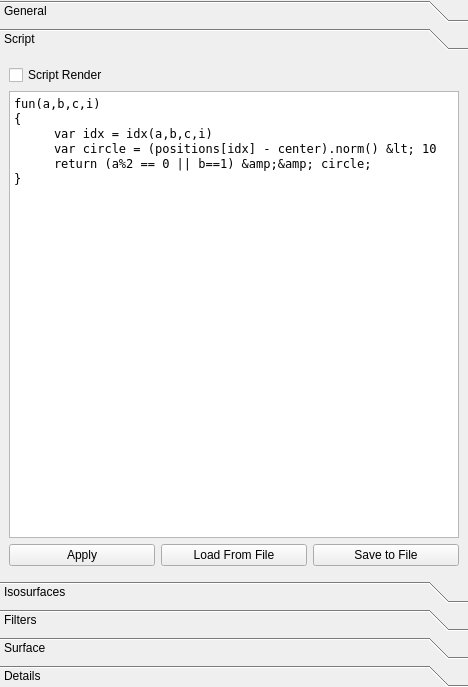
spirit-code/spirit, file ui-cpp/ui/VisualisationSettingsWidget.ui: the form before one commit.
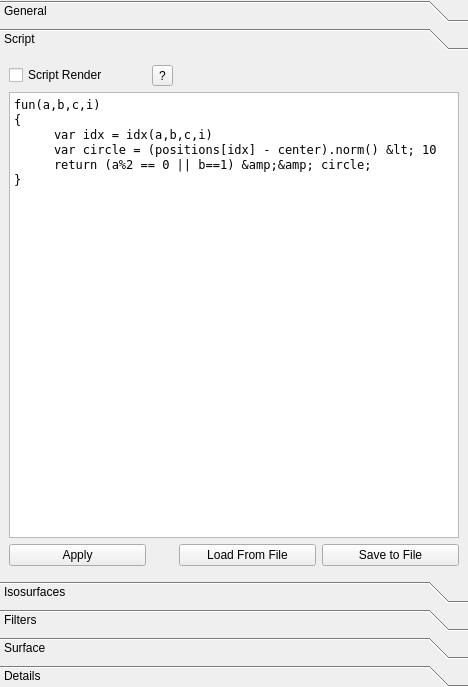
The form after the commit.

Commit message: Ui-Cpp: Added rudimentary help text for chaiscript visualisation

```diff
--- a/ui-cpp/ui/VisualisationSettingsWidget.ui
+++ b/ui-cpp/ui/VisualisationSettingsWidget.ui
@@ -544,35 +544,21 @@
            <string>Script</string>
           </attribute>
           <layout class="QGridLayout" name="gridLayout_9">
-           <item row="2" column="0">
-            <widget class="QPushButton" name="pushButton_apply_chaiscript">
-             <property name="text">
-              <string>Apply</string>
-             </property>
-            </widget>
-           </item>
-           <item row="2" column="1">
+           <item row="4" column="2">
             <widget class="QPushButton" name="pushButton_load_chaiscript_from_file">
              <property name="text">
               <string>Load From File</string>
              </property>
             </widget>
            </item>
-           <item row="0" column="0">
-            <widget class="QCheckBox" name="checkBox_script_render">
+           <item row="4" column="0">
+            <widget class="QPushButton" name="pushButton_apply_chaiscript">
              <property name="text">
-              <string>Script Render</string>
+              <string>Apply</string>
              </property>
             </widget>
            </item>
-           <item row="2" column="2">
-            <widget class="QPushButton" name="pushButton_save_chaiscript_to_file">
-             <property name="text">
-              <string>Save to File</string>
-             </property>
-            </widget>
-           </item>
-           <item row="1" column="0" colspan="3">
+           <item row="3" column="0" colspan="4">
             <widget class="QPlainTextEdit" name="textEdit_chaiscript">
              <property name="font">
               <font>
@@ -592,6 +578,27 @@
              </property>
             </widget>
            </item>
+           <item row="0" column="0">
+            <widget class="QCheckBox" name="checkBox_script_render">
+             <property name="text">
+              <string>Script Render</string>
+             </property>
+            </widget>
+           </item>
+           <item row="4" column="3">
+            <widget class="QPushButton" name="pushButton_save_chaiscript_to_file">
+             <property name="text">
+              <string>Save to File</string>
+             </property>
+            </widget>
+           </item>
+           <item row="0" column="1">
+            <widget class="QToolButton" name="toolButton_chaiscript_help">
+             <property name="text">
+              <string>?</string>
+             </property>
+            </widget>
+           </item>
           </layout>
          </widget>
          <widget class="QWidget" name="page_2">
```
Left out of the diff: 12 changed lines with no effect on the pictures. The commit also changes 3 other files.
